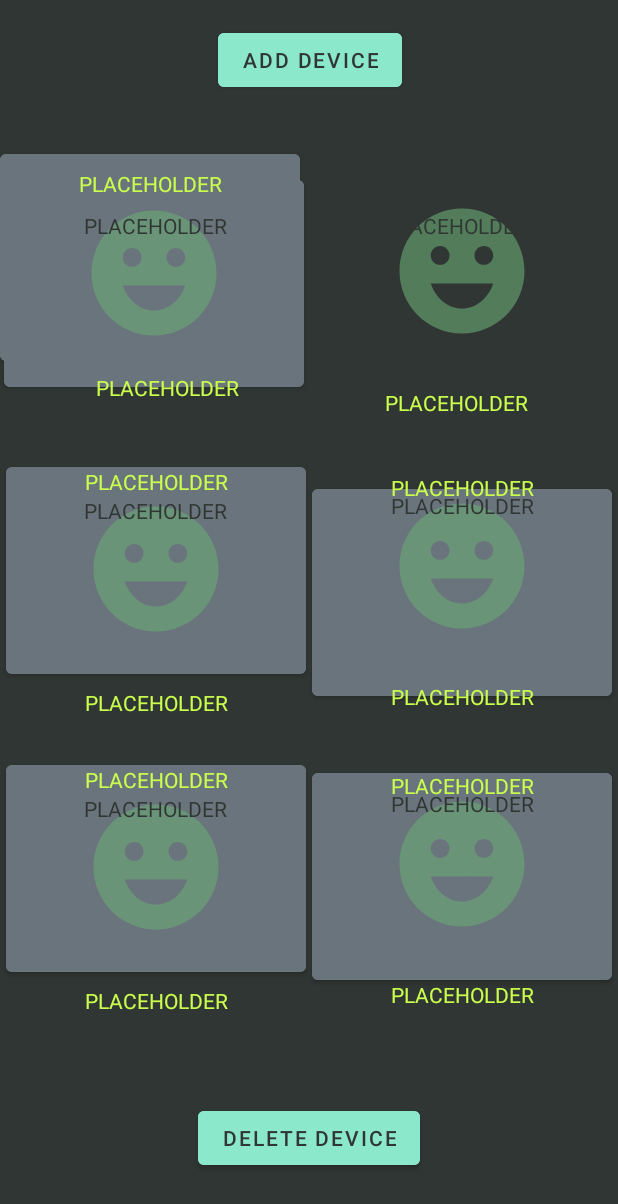
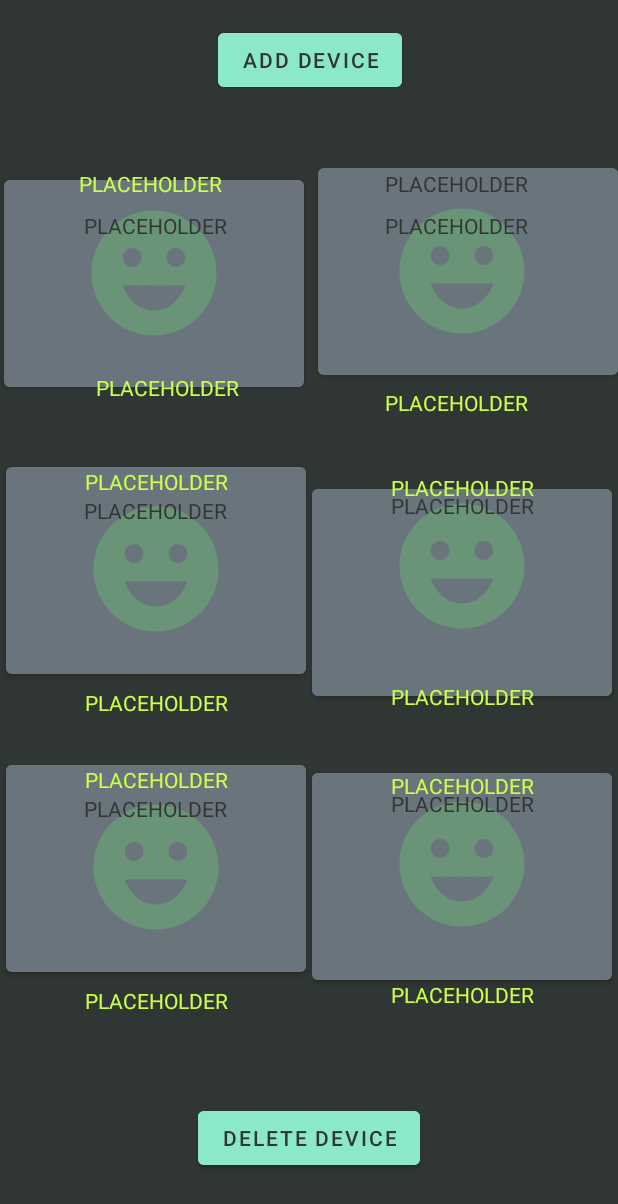
Before and after one commit to qclalo/capstone, an Android app: the layout fragment_six_device.xml on its own in the app's theme, with its tools: preview values and no code run, on a phone screen of 412 x 824 dp. Shown: the top 1204 px of the screen. Run offline under Robolectric (Android 15) with nearby library versions, the phone set to English and light mode, and no system bars.

Commit message:
moved some buttons

```diff
--- a/NEMoCoDe_App/app/src/main/res/layout/fragment_six_device.xml
+++ b/NEMoCoDe_App/app/src/main/res/layout/fragment_six_device.xml
@@ -118,12 +118,13 @@
             android:id="@+id/device_button_two"
             android:layout_width="200dp"
             android:layout_height="150dp"
+            android:layout_marginTop="9dp"
             android:backgroundTint="@color/button_color"
             android:text="@string/no_text"
             android:textColor="@color/button_color"
-            app:strokeColor="@color/purple_500"
-            tools:layout_editor_absoluteX="211dp"
-            tools:layout_editor_absoluteY="9dp" />
+            app:layout_constraintEnd_toEndOf="parent"
+            app:layout_constraintTop_toTopOf="parent"
+            app:strokeColor="@color/purple_500" />
 
         <ImageView
             android:id="@+id/severity_icon_two"
```
